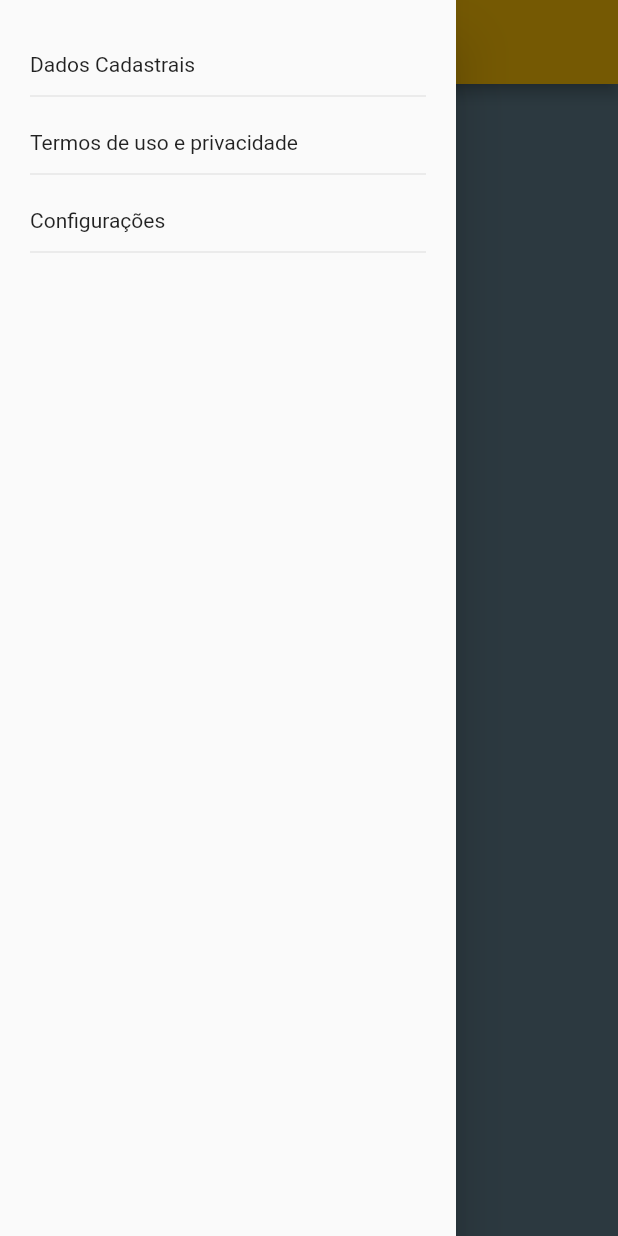
After one commit to gabgaleski/flutter-start, a Flutter app: the MainPage screen opened directly, with the side drawer open, on a phone screen of 412 x 824 dp. The commit adds this screen. Run offline on Flutter 3.47's test engine with Material 2 defaults, Android fonts, the phone set to English and light mode, and no system bars.

Commit message:
feat: pagina de dados e main page

```diff
--- /dev/null
+++ b/lib/pages/dados_cadastrais.dart
@@ -0,0 +1,17 @@
+import 'package:flutter/material.dart';
+
+class Dados extends StatelessWidget {
+  final String texto;
+  final List<String> dados;
+  const Dados({super.key, required this.texto, this.dados = const []});
+
+  @override
+  Widget build(BuildContext context) {
+    return Scaffold(
+      appBar: AppBar(title: Text(texto)),
+      body: const Center(
+        child: Text("Dados Cadastrais"),
+      )
+    );
+  }
+}
--- /dev/null
+++ b/lib/pages/main_page.dart
@@ -0,0 +1,76 @@
+import 'package:firstapp/pages/dados_cadastrais.dart';
+import 'package:flutter/material.dart';
+
+class MainPage extends StatefulWidget {
+  const MainPage({super.key});
+
+  @override
+  State<MainPage> createState() => _MainPageState();
+}
+
+class _MainPageState extends State<MainPage> {
+  @override
+  Widget build(BuildContext context) {
+    return SafeArea(
+      child: Scaffold(
+        drawer: Drawer(
+          child: Padding(
+            padding: const EdgeInsets.symmetric(vertical: 30, horizontal: 20),
+            child: Column(
+              crossAxisAlignment: CrossAxisAlignment.start,
+              children: [
+                InkWell(
+                  child: Container(
+                    padding: const EdgeInsets.symmetric(vertical: 5),
+                    width: double.infinity,
+                    child: const Text("Dados Cadastrais")),
+                  onTap: () {
+                    Navigator.pop(context);
+                    Navigator.push(context, MaterialPageRoute(builder: (context) => const Dados(texto: "Cadastro", dados: ["Nome", "Email", "Telefone", "Endereço"])));
+
+                  },
+                  ),
+                const Divider(),
+                const SizedBox(height: 10,),
+                                InkWell(
+                  child: Container(
+                    padding: const EdgeInsets.symmetric(vertical: 5),
+                    width: double.infinity,
+                    child: const Text("Termos de uso e privacidade")),
+                  onTap: () {},
+                  ),
+                const Divider(),
+                const SizedBox(height: 10,),
+                                InkWell(
+                  child: Container(
+                    padding: const EdgeInsets.symmetric(vertical: 5),
+                    width: double.infinity,
+                    child: const Text("Configurações")),
+                  onTap: () {},
+                  ),
+                Divider(),
+
+              ],
+            ),
+          ),
+        ),
+        body: PageView(
+          children: [
+            Container(
+              color: Colors.blueGrey,
+            ),
+            Container(
+              color: Colors.red,
+            ),
+            Container(
+              color: Colors.green,
+            ),
+          ],
+        ),
+        appBar:
+          AppBar(
+            title: const Text("Main Page"),
+      ),),
+    );
+  }
+}
```
Also changed, not shown: lib/pages/home_page.dart (deleted, +0 -64 lines), lib/pages/login_page.dart (+3 -6 lines).
